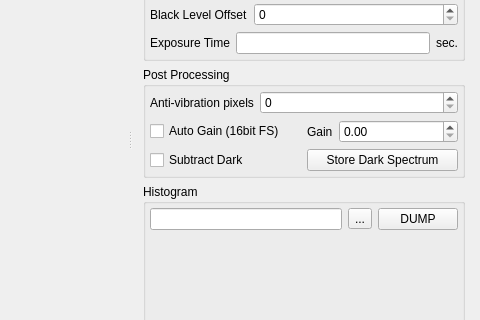
northriv/KAME, file modules/optics/core/digitalcameraform.ui: the form before one commit; both pictures show x 394 to 874 and y 149 to 469 of the 874 by 576 pixel window.
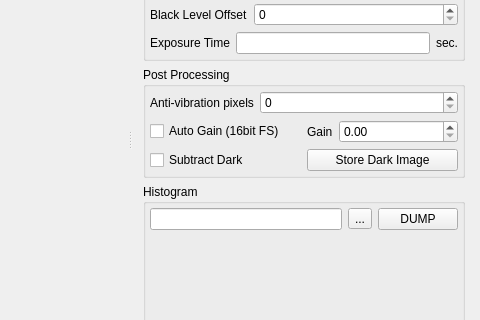
The form after the commit. Custom widgets are drawn as their Qt base class.

Commit message: Using electric dark if image is not stored

Patch:
```diff
--- a/modules/optics/core/digitalcameraform.ui
+++ b/modules/optics/core/digitalcameraform.ui
@@ -511,7 +511,7 @@
              <item>
               <widget class="QPushButton" name="m_btnStoreDark">
                <property name="text">
-                <string>Store Dark Spectrum</string>
+                <string>Store Dark Image</string>
                </property>
               </widget>
              </item>
```
The commit also changes 1 other file.
